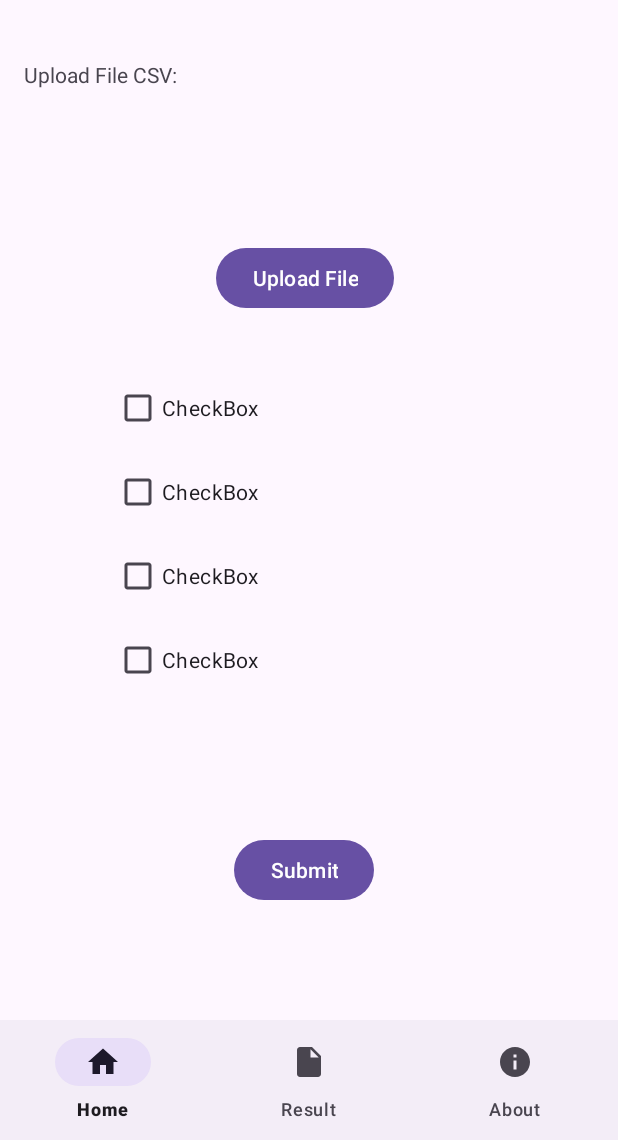
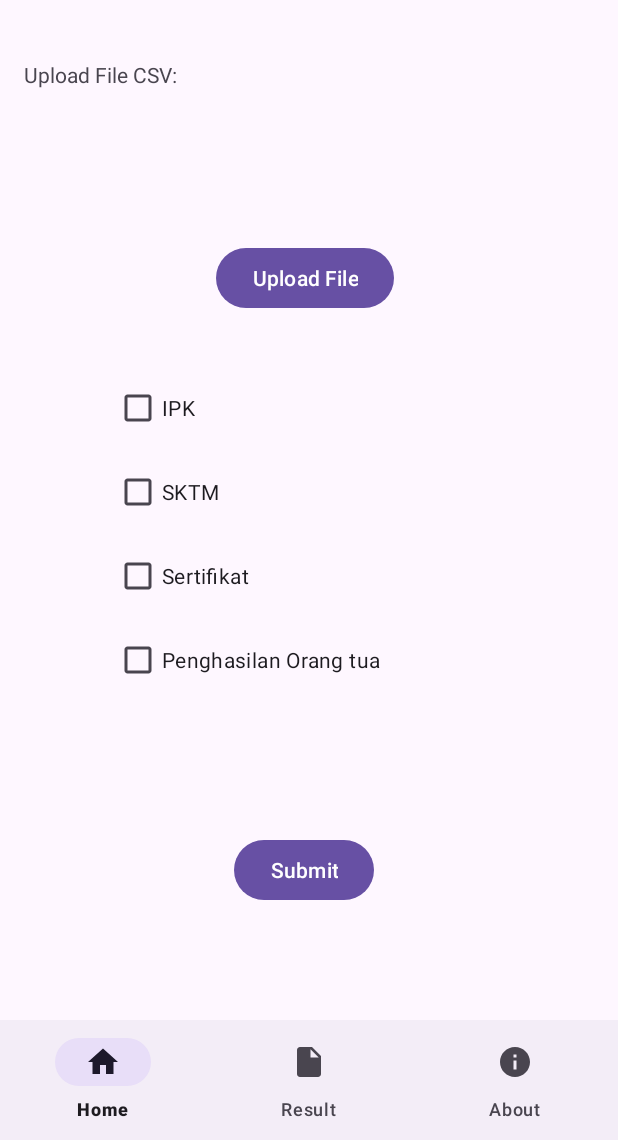
Before and after one commit to AqiilahZayyaan/Beasify-CH2-PS028, an Android app: the layout activity_main.xml on its own in the app's theme, with its tools: preview values and no code run, on a phone screen of 412 x 824 dp, the part 96-1236 px from its top. Run offline under Robolectric (Android 15) with nearby library versions, the phone set to English and light mode, and no system bars.

Commit message:
edit CheckBox

```diff
--- a/app/build.gradle.kts
+++ b/app/build.gradle.kts
@@ -27,6 +27,9 @@ android {
         }
     }
 
+    buildFeatures {
+        viewBinding = true
+    }
 
     compileOptions {
         sourceCompatibility = JavaVersion.VERSION_1_8
--- a/app/src/main/java/com/dicoding/beasify/AboutActivity.kt
+++ b/app/src/main/java/com/dicoding/beasify/AboutActivity.kt
@@ -10,7 +10,7 @@ class AboutActivity : AppCompatActivity() {
         setContentView(R.layout.activity_about)
     }
 
-    private fun showProgressBar(isLoading: Boolean) {
-        binding.progressBar.visibility = if (isLoading) View.VISIBLE else View.GONE
-    }
+//    private fun showProgressBar(isLoading: Boolean) {
+//        binding.progressBar.visibility = if (isLoading) View.VISIBLE else View.GONE
+//    }
 }
--- a/app/src/main/java/com/dicoding/beasify/MainActivity.kt
+++ b/app/src/main/java/com/dicoding/beasify/MainActivity.kt
@@ -9,7 +9,7 @@ import android.provider.Settings
 import android.widget.Button
 import android.widget.TextView
 import android.widget.Toast
-import com.dicoding.beasify3.databinding.ActivityMainBinding
+import com.dicoding.beasify.databinding.ActivityMainBinding
 
 class MainActivity : AppCompatActivity() {
     private lateinit var binding: ActivityMainBinding
--- a/app/src/main/res/layout/activity_main.xml
+++ b/app/src/main/res/layout/activity_main.xml
@@ -66,7 +66,7 @@
                 android:layout_height="wrap_content"
                 android:layout_marginStart="76dp"
                 android:layout_marginBottom="216dp"
-                android:text="CheckBox"
+                android:text="Penghasilan Orang tua"
                 app:layout_constraintBottom_toBottomOf="parent"
                 app:layout_constraintStart_toStartOf="parent" />
 
@@ -76,7 +76,7 @@
                 android:layout_height="wrap_content"
                 android:layout_marginStart="76dp"
                 android:layout_marginBottom="8dp"
-                android:text="CheckBox"
+                android:text="Sertifikat"
                 app:layout_constraintBottom_toTopOf="@+id/checkBox2"
                 app:layout_constraintStart_toStartOf="parent" />
 
@@ -86,7 +86,7 @@
                 android:layout_height="wrap_content"
                 android:layout_marginStart="76dp"
                 android:layout_marginBottom="8dp"
-                android:text="CheckBox"
+                android:text="SKTM"
                 app:layout_constraintBottom_toTopOf="@+id/checkBox3"
                 app:layout_constraintStart_toStartOf="parent" />
 
@@ -96,7 +96,7 @@
                 android:layout_height="wrap_content"
                 android:layout_marginStart="76dp"
                 android:layout_marginBottom="8dp"
-                android:text="CheckBox"
+                android:text="IPK"
                 app:layout_constraintBottom_toTopOf="@+id/checkBox4"
                 app:layout_constraintStart_toStartOf="parent" />
 
```
Also changed, not shown: 2 other files.
